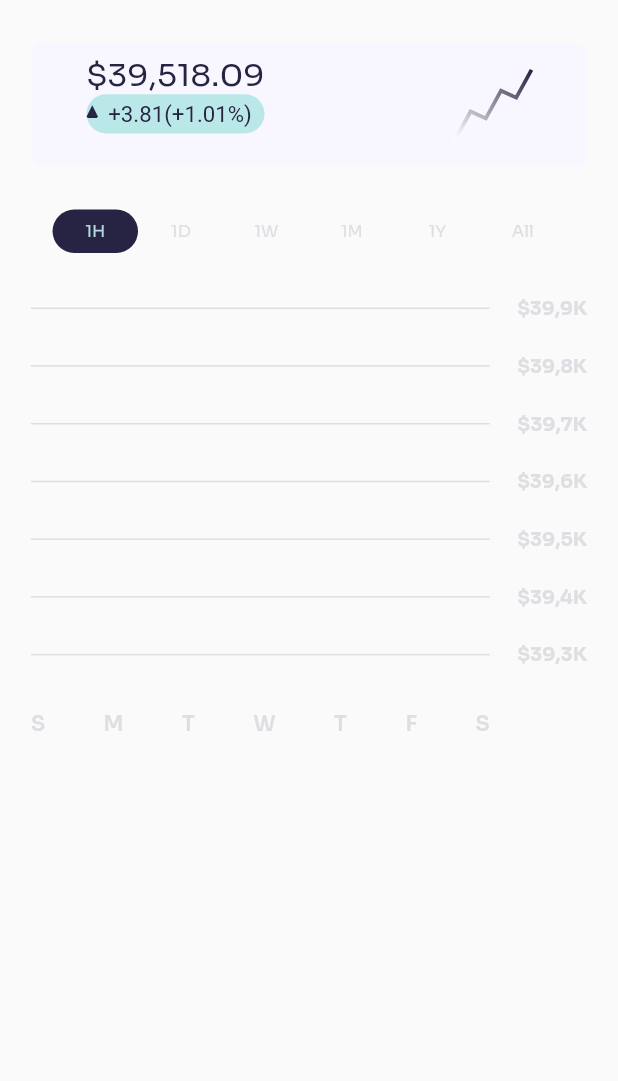
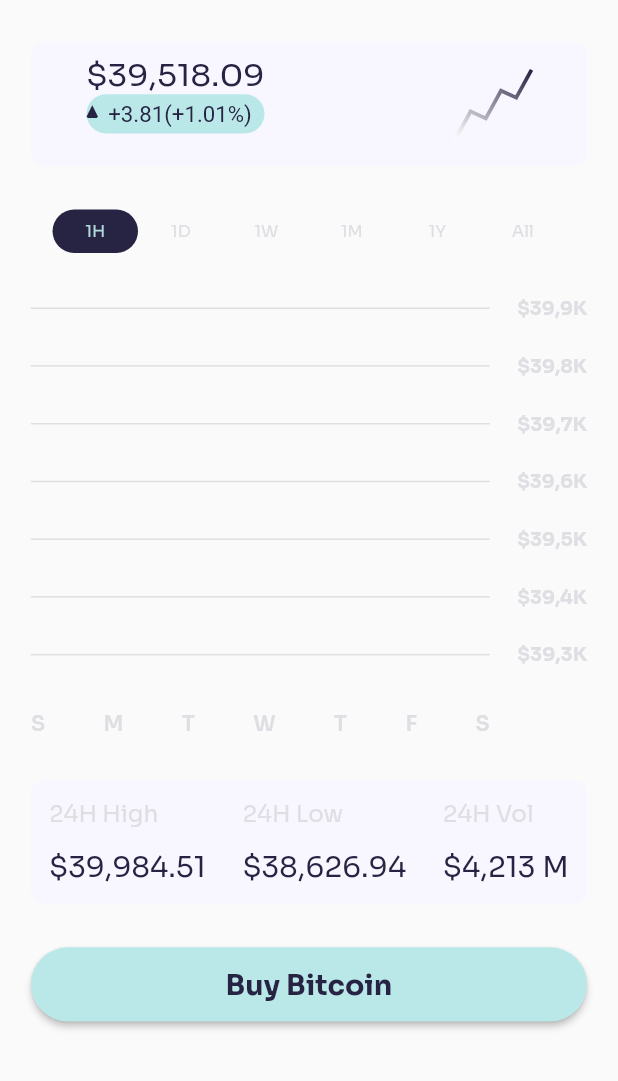
Before and after one commit to dalyathan/Kriptow, a Flutter app: the screen it shows after launch, after a tap on "Bitcoin", on a phone screen of 412 x 824 dp, the part 155-1236 px from its top. Run offline on Flutter 3.47's test engine with Material 2 defaults, Android fonts, the phone set to English and light mode, and no system bars; our stand-ins replace google_fonts; Roboto replaces fonts that are missing (Spartan).

Commit message:
stared working on the stock graph

```diff
--- a/lib/painters/graph_backdrop.dart
+++ /dev/null
@@ -1,11 +0,0 @@
-import 'package:flutter/material.dart';
-
-class GraphBackdropPainter extends CustomPainter {
-  @override
-  void paint(Canvas canvas, Size size) {
-    // TODO: implement paint
-  }
-
-  @override
-  bool shouldRepaint(covariant CustomPainter oldDelegate) => true;
-}
--- /dev/null
+++ b/lib/painters/stock_graph.dart
@@ -0,0 +1,31 @@
+import 'dart:math';
+
+import 'package:flutter/material.dart';
+
+class StockGraphPainter extends CustomPainter {
+  double maxlengthPerDayRatio = 0.2;
+  double minActivePerDayRatio = 0.1;
+  @override
+  void paint(Canvas canvas, Size size) {
+    // TODO: implement paint
+  }
+
+  double randomDoubleBetween(double start, double end) {
+    Random source = Random();
+    return source.nextDouble() * (end - start) + start;
+  }
+
+  double getOneInstance() {
+    double dayEndRatio =
+        randomDoubleBetween(minActivePerDayRatio, 1 - maxlengthPerDayRatio);
+    double dayLengthRatio = randomDoubleBetween(0, maxlengthPerDayRatio);
+    double dayStartRatio = dayEndRatio - dayLengthRatio;
+    double activeDayEndRatio =
+        randomDoubleBetween(dayStartRatio + minActivePerDayRatio, dayEndRatio);
+    double activeDayStartRatio = randomDoubleBetween(
+        dayStartRatio + minActivePerDayRatio, activeDayEndRatio);
+  }
+
+  @override
+  bool shouldRepaint(covariant CustomPainter oldDelegate) => true;
+}
--- a/lib/screens/buy.dart
+++ b/lib/screens/buy.dart
@@ -1,11 +1,9 @@
-import 'package:google_fonts/google_fonts.dart';
-
+import '/widgets/containers/buy/button.dart';
+import '/widgets/containers/buy/total_price.dart';
+import '/widgets/containers/buy/week_days.dart';
 import '/widgets/containers/buy/graph_backdrop.dart';
-
 import '../widgets/containers/common/slide_bar.dart';
-
-import '/widgets/containers/buy/total_price.dart';
-
+import '../widgets/containers/buy/timely_price.dart';
 import '/widgets/containers/buy/app_bar.dart';
 import '/widgets/icons/supertype.dart';
 import 'package:flutter/material.dart';
@@ -39,6 +37,7 @@ class _BuyCryptoState extends State<BuyCrypto> {
     double slideBarHeightRatio = 0.035;
     double graphBakcdropHeightRatio = 0.3;
     double hrWidthRatio = 0.825;
+    double elevatedButtonHeightRatio = 0.06;
 
     double effectiveWidth = size.width * (1 - 2 * rowHorizontalPaddingRatio);
 
@@ -57,7 +56,7 @@ class _BuyCryptoState extends State<BuyCrypto> {
               rowHorizontalPaddingRatio: rowHorizontalPaddingRatio,
             ),
             spacer,
-            TotalPriceContainer(
+            TimelyPrice(
               height: size.height * totalPriceHeightRatio,
               percentChange: widget.percentChange,
               amountTransacted: widget.amountTransacted,
@@ -70,10 +69,7 @@ class _BuyCryptoState extends State<BuyCrypto> {
               tileNames: const ['1H', '1D', '1W', '1M', '1Y', 'All'],
             ),
             spacer,
-            Padding(
-              padding: EdgeInsets.symmetric(
-                  horizontal: size.width * rowHorizontalPaddingRatio),
-              child: Column(
+            Column(
               crossAxisAlignment: CrossAxisAlignment.start,
               children: [
                 GraphBackdropContainer(
@@ -93,20 +89,20 @@ class _BuyCryptoState extends State<BuyCrypto> {
                 spacer,
                 SizedBox(
                     width: effectiveWidth * hrWidthRatio,
-                      child: Row(
-                          mainAxisAlignment: MainAxisAlignment.spaceBetween,
-                          children: ['S', 'M', 'T', 'W', 'T', 'F', 'S']
-                              .map((e) => Text(
-                                    e,
-                                    style: GoogleFonts.sora(
-                                        color: const Color.fromRGBO(
-                                            223, 222, 227, 1),
-                                        fontWeight: FontWeight.w600),
-                                  ))
-                              .toList()))
+                    child: const WeekDays())
               ],
             ),
-            )
+            spacer,
+            TotalPrice(
+              height: size.height * totalPriceHeightRatio,
+              width: effectiveWidth,
+            ),
+            spacer,
+            BuyButton(
+              height: size.height * elevatedButtonHeightRatio,
+              name: widget.cryptoName,
+              width: effectiveWidth,
+            ),
           ],
         ),
       ),
--- /dev/null
+++ b/lib/widgets/containers/buy/button.dart
@@ -0,0 +1,36 @@
+import 'package:flutter/material.dart';
+import 'package:google_fonts/google_fonts.dart';
+
+class BuyButton extends StatelessWidget {
+  final double height;
+  final double width;
+  final String name;
+  const BuyButton(
+      {Key? key, required this.height, required this.width, required this.name})
+      : super(key: key);
+
+  @override
+  Widget build(BuildContext context) {
+    return SizedBox(
+      width: width,
+      height: height,
+      child: ElevatedButton(
+        onPressed: () {},
+        child: SizedBox(
+          width: width * 0.3,
+          child: FittedBox(
+            fit: BoxFit.fitWidth,
+            child: Text('Buy $name',
+                style: GoogleFonts.sora(
+                    fontWeight: FontWeight.bold,
+                    color: const Color.fromRGBO(39, 35, 67, 1))),
+          ),
+        ),
+        style: ElevatedButton.styleFrom(
+          shape: const StadiumBorder(),
+          primary: const Color.fromRGBO(186, 232, 232, 1),
+        ),
+      ),
+    );
+  }
+}
--- /dev/null
+++ b/lib/widgets/containers/buy/timely_price.dart
@@ -0,0 +1,80 @@
+import '/widgets/containers/common/percent_increase.dart';
+import '/widgets/icons/increasing_trend.dart';
+import 'package:flutter/material.dart';
+import 'package:google_fonts/google_fonts.dart';
+
+class TimelyPrice extends StatelessWidget {
+  final String amountTransacted;
+  final String percentChange;
+  final double height;
+  final double width;
+  const TimelyPrice(
+      {Key? key,
+      required this.amountTransacted,
+      required this.percentChange,
+      required this.height,
+      required this.width})
+      : super(key: key);
+
+  @override
+  Widget build(BuildContext context) {
+    Size size = MediaQuery.of(context).size;
+    double innerVerticalPaddingRation = 0.1;
+    double innerHorizontalPaddingRatio = 0.1;
+    double effectiveWidth = width * (1 - 2 * innerHorizontalPaddingRatio);
+    double effectiveHeight = height * (1 - 2 * innerVerticalPaddingRation);
+    const Color foregroundColor = Color.fromRGBO(39, 35, 67, 1);
+    const Color backgroundColor = Color.fromRGBO(186, 232, 232, 1);
+    double descriptionWidth = effectiveWidth * 0.4;
+    double descriptionHeight = descriptionWidth * 0.22;
+    double trendIconHeight = effectiveHeight * 0.7;
+    return Container(
+      width: width,
+      height: height,
+      decoration: BoxDecoration(
+          color: const Color.fromRGBO(248, 247, 255, 1),
+          borderRadius: BorderRadius.circular(height * 0.1)),
+      child: Padding(
+        padding: EdgeInsets.symmetric(
+            horizontal: width * innerHorizontalPaddingRatio,
+            vertical: height * innerVerticalPaddingRation),
+        child: Row(
+          children: [
+            Column(
+              children: [
+                SizedBox(
+                    height: descriptionHeight,
+                    width: descriptionWidth,
+                    child: FittedBox(
+                      fit: BoxFit.fill,
+                      child: Text(
+                        '\$$amountTransacted',
+                        style: GoogleFonts.sora(color: foregroundColor),
+                      ),
+                    )),
+                Container(
+                  height: descriptionHeight,
+                  width: descriptionWidth,
+                  decoration: BoxDecoration(
+                      color: backgroundColor,
+                      borderRadius:
+                          BorderRadius.circular(descriptionHeight * 0.5)),
+                  child: PercentIncrease(
+                    height: descriptionHeight * 1.3,
+                    percent: '$percentChange(+1.01%)',
+                    color: foregroundColor,
+                  ),
+                ),
+              ],
+            ),
+            const Spacer(),
+            IncreasingTrendIcon(
+              height: trendIconHeight,
+              color: foregroundColor,
+            )
+          ],
+        ),
+      ),
+    );
+  }
+}
--- a/lib/widgets/containers/buy/total_price.dart
+++ b/lib/widgets/containers/buy/total_price.dart
@@ -1,80 +1,55 @@
-import '/widgets/containers/common/percent_increase.dart';
-import '/widgets/icons/increasing_trend.dart';
 import 'package:flutter/material.dart';
 import 'package:google_fonts/google_fonts.dart';
 
-class TotalPriceContainer extends StatelessWidget {
-  final String amountTransacted;
-  final String percentChange;
+class TotalPrice extends StatelessWidget {
   final double height;
   final double width;
-  const TotalPriceContainer(
-      {Key? key,
-      required this.amountTransacted,
-      required this.percentChange,
-      required this.height,
-      required this.width})
+  late Size size;
+  double heightRatio = 0.3;
+  TotalPrice({Key? key, required this.height, required this.width})
       : super(key: key);
 
   @override
   Widget build(BuildContext context) {
-    Size size = MediaQuery.of(context).size;
-    double innerVerticalPaddingRation = 0.1;
-    double innerHorizontalPaddingRatio = 0.1;
-    double effectiveWidth = width * (1 - 2 * innerHorizontalPaddingRatio);
-    double effectiveHeight = height * (1 - 2 * innerVerticalPaddingRation);
-    const Color foregroundColor = Color.fromRGBO(39, 35, 67, 1);
-    const Color backgroundColor = Color.fromRGBO(186, 232, 232, 1);
-    double descriptionWidth = effectiveWidth * 0.4;
-    double descriptionHeight = descriptionWidth * 0.22;
-    double trendIconHeight = effectiveHeight * 0.7;
+    size = MediaQuery.of(context).size;
+    double borderRadiusRatio = 0.1;
     return Container(
+        height: height,
         width: width,
-      height: height,
         decoration: BoxDecoration(
             color: const Color.fromRGBO(248, 247, 255, 1),
-          borderRadius: BorderRadius.circular(height * 0.1)),
-      child: Padding(
-        padding: EdgeInsets.symmetric(
-            horizontal: width * innerHorizontalPaddingRatio,
-            vertical: height * innerVerticalPaddingRation),
+            borderRadius: BorderRadius.circular(height * borderRadiusRatio)),
         child: Row(
+          mainAxisAlignment: MainAxisAlignment.spaceAround,
           children: [
-            Column(
+            priceColumn("24H High", "\$39,984.51"),
+            priceColumn("24H Low", "\$38,626.94"),
+            priceColumn("24H Vol", "\$4,213 M"),
+          ],
+        ));
+  }
+
+  Column priceColumn(String timeZone, String price) {
+    const Color timeColor = Color.fromRGBO(223, 222, 227, 1);
+    const Color priceColor = Color.fromRGBO(39, 35, 67, 1);
+    double priceHeight = height * heightRatio;
+    return Column(
+      mainAxisAlignment: MainAxisAlignment.spaceEvenly,
+      crossAxisAlignment: CrossAxisAlignment.start,
       children: [
         SizedBox(
-                    height: descriptionHeight,
-                    width: descriptionWidth,
+          height: priceHeight * 0.8,
           child: FittedBox(
-                      fit: BoxFit.fill,
-                      child: Text(
-                        '\$$amountTransacted',
-                        style: GoogleFonts.sora(color: foregroundColor),
+              fit: BoxFit.fitHeight,
+              child: Text(timeZone, style: GoogleFonts.sora(color: timeColor))),
         ),
-                    )),
-                Container(
-                  height: descriptionHeight,
-                  width: descriptionWidth,
-                  decoration: BoxDecoration(
-                      color: backgroundColor,
-                      borderRadius:
-                          BorderRadius.circular(descriptionHeight * 0.5)),
-                  child: PercentIncrease(
-                    height: descriptionHeight * 1.3,
-                    percent: '$percentChange(+1.01%)',
-                    color: foregroundColor,
-                  ),
-                ),
-              ],
-            ),
-            const Spacer(),
-            IncreasingTrendIcon(
-              height: trendIconHeight,
-              color: foregroundColor,
+        SizedBox(
+          height: priceHeight,
+          child: FittedBox(
+              fit: BoxFit.fitHeight,
+              child: Text(price, style: GoogleFonts.sora(color: priceColor))),
         )
       ],
-        ),
-      ),
     );
   }
 }
--- /dev/null
+++ b/lib/widgets/containers/buy/week_days.dart
@@ -0,0 +1,20 @@
+import 'package:flutter/material.dart';
+import 'package:google_fonts/google_fonts.dart';
+
+class WeekDays extends StatelessWidget {
+  const WeekDays({Key? key}) : super(key: key);
+
+  @override
+  Widget build(BuildContext context) {
+    return Row(
+        mainAxisAlignment: MainAxisAlignment.spaceBetween,
+        children: ['S', 'M', 'T', 'W', 'T', 'F', 'S']
+            .map((e) => Text(
+                  e,
+                  style: GoogleFonts.sora(
+                      color: const Color.fromRGBO(223, 222, 227, 1),
+                      fontWeight: FontWeight.w600),
+                ))
+            .toList());
+  }
+}
--- a/lib/widgets/containers/common/slide_bar.dart
+++ b/lib/widgets/containers/common/slide_bar.dart
@@ -26,7 +26,6 @@ class _SlideBarState extends State<SlideBar> {
 
   @override
   void initState() {
-    // TODO: implement initState
     super.initState();
     highlightedBackground = const Color.fromRGBO(39, 35, 67, 1);
     highlightedForeground = const Color.fromRGBO(175, 217, 219, 1);
@@ -39,7 +38,6 @@ class _SlideBarState extends State<SlideBar> {
     Size size = MediaQuery.of(context).size;
     double rowWidth =
         size.width * (1 - 2 * widget.horizontalPaddingRatio) - widget.height;
-    //double highlightWidthRatio = 0.25;
     double highlightWidthRatio = 1 / widget.tileNames.length;
     headWidth = rowWidth * highlightWidthRatio;
     return SizedBox(
@@ -60,16 +58,9 @@ class _SlideBarState extends State<SlideBar> {
           ),
           Row(
               crossAxisAlignment: CrossAxisAlignment.stretch,
-              children: //[
-                  // tile("All Assets", 0),
-                  // tile("Tradeables", 1),
-                  // tile("Gainers", 2),
-                  // tile("Losers", 3)
-                  widget.tileNames
-                      .map((e) => tile(e, widget.tileNames.indexOf(e)))
-                      .toList()
-              //],
-              )
+              children: widget.tileNames
+                  .map((e) => tile(e, widget.tileNames.indexOf(e)))
+                  .toList())
         ],
       ),
     );
```
Lines whose indentation alone changed are shown as unchanged.
